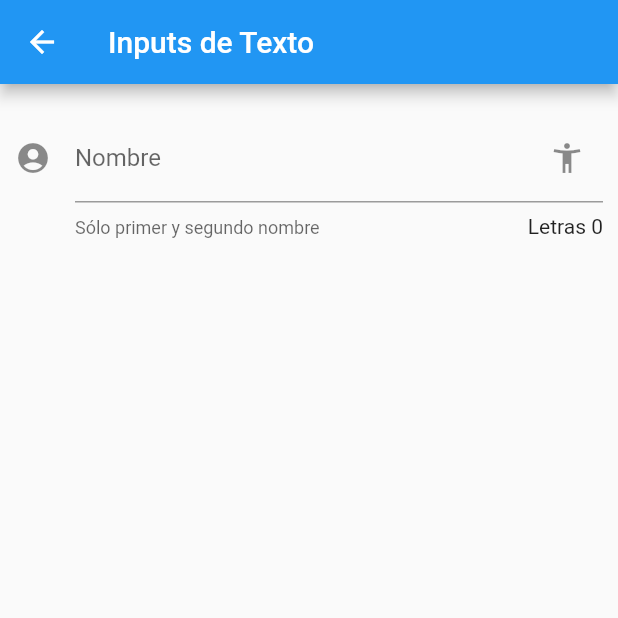
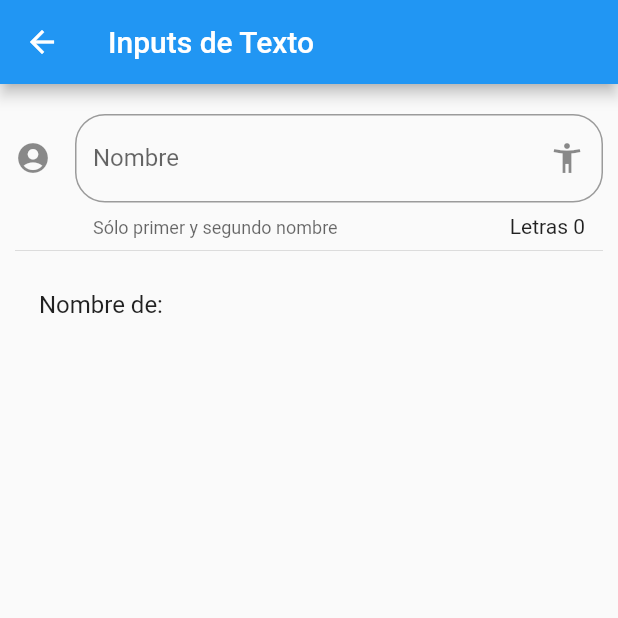
Before and after one commit to martinhash/flutterapp, a Flutter app: the InputPage screen opened by its route, on a phone screen of 412 x 824 dp, the top half of it. Run offline on Flutter 3.47's test engine with Material 2 defaults, Android fonts, the phone set to English and light mode, and no system bars.

Commit message:
reflect name

```diff
--- a/lib/src/pages/input_page.dart
+++ b/lib/src/pages/input_page.dart
@@ -6,6 +6,9 @@ class InputPage extends StatefulWidget {
 }
 
 class _InputPageState extends State<InputPage> {
+
+  String _nombre = '';
+
   @override
   Widget build(BuildContext context) {
     return Scaffold(
@@ -15,9 +18,10 @@ class _InputPageState extends State<InputPage> {
       body: ListView(
         padding: EdgeInsets.symmetric(horizontal:10.0, vertical:20.0),
         children: <Widget>[
-          _crearInput()
+          _crearInput(),
+          Divider(),
+          _crearPersona(),
           ],
-
         ),
     );
   }
@@ -26,13 +30,33 @@ class _InputPageState extends State<InputPage> {
     return TextField(
       textCapitalization: TextCapitalization.sentences,
       decoration: InputDecoration(
-        counter:Text('Letras 0'),
+        border: OutlineInputBorder(
+          borderRadius: BorderRadius.circular(20.0)
+        ),
+        counter:Text('Letras ${_nombre.length}'),
         hintText: 'Nombre de la persona',
         labelText: 'Nombre',
         helperText: 'Sólo primer y segundo nombre',
         suffixIcon: Icon(Icons.accessibility_new),
         icon: Icon(Icons.account_circle)
       ),
+      onChanged: (valor){
+        setState(() {
+        _nombre = valor;
+        });
+      },
     );
+
+  }
+
+
+
+
+
+  Widget _crearPersona() {
+    return ListTile(
+      title:Text('Nombre de: ${_nombre}'),
+      );
+
   }
 }
```
